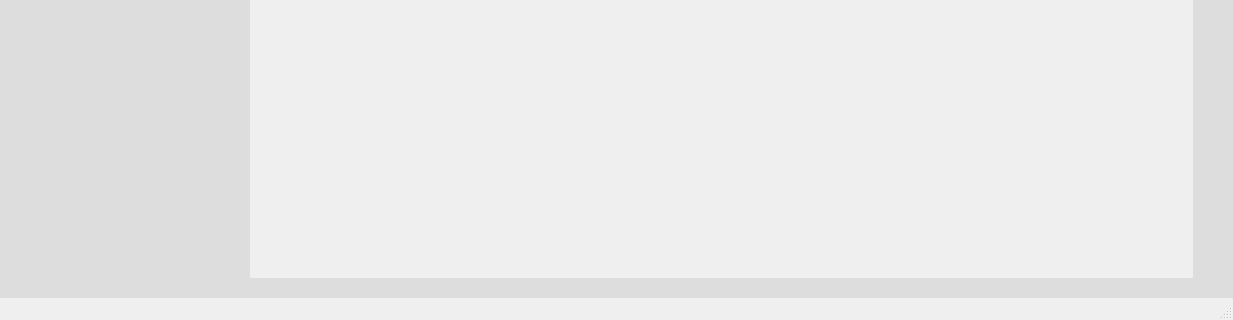
Before: the Qt Designer form CuBista3.ui in SistemesInformacioTerritorial/Qvista, drawn with Qt 5; both pictures show x 0 to 1233 and y 457 to 777 of the 1233 by 777 pixel window.
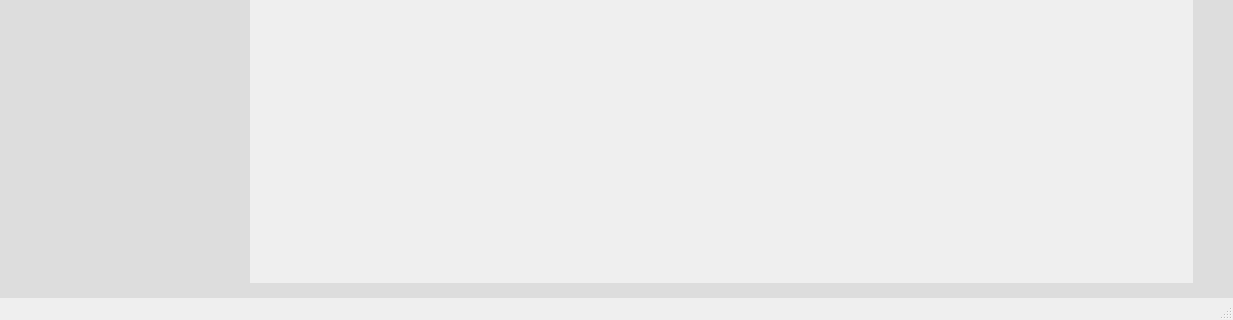
After: the same form once the commit is applied. Icons and pictures are not drawn.

What changed in the file:
```diff
--- a/CuBista3.ui
+++ b/CuBista3.ui
@@ -555,13 +555,13 @@
          <property name="minimumSize">
           <size>
            <width>250</width>
-           <height>20</height>
+           <height>15</height>
           </size>
          </property>
          <property name="maximumSize">
           <size>
            <width>16777215</width>
-           <height>20</height>
+           <height>15</height>
           </size>
          </property>
          <property name="styleSheet">
```
